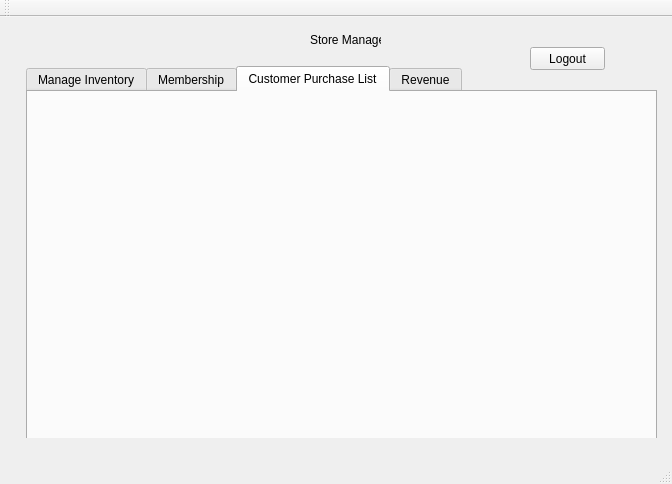
Above: BulkClub-Riley-master/mainwindow.ui from rwebber1/BulkClub-Riley before the change. Below: the same form after it.
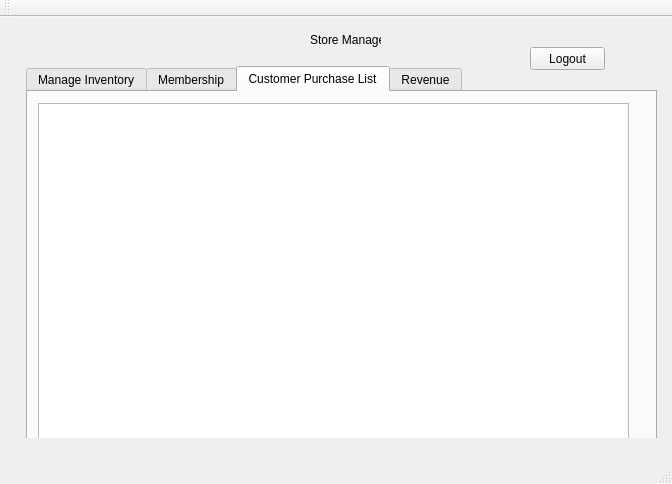
That is the form after the change. The open tabs and pages were chosen to show the change.

Commit message:
Customer Purchase
Worked a little more on purchase

```diff
--- a/BulkClub-Riley-master/mainwindow.ui
+++ b/BulkClub-Riley-master/mainwindow.ui
@@ -194,6 +194,16 @@
        <attribute name="title">
         <string>Customer Purchase List</string>
        </attribute>
+       <widget class="QTableView" name="tableView_Customer">
+        <property name="geometry">
+         <rect>
+          <x>10</x>
+          <y>11</y>
+          <width>591</width>
+          <height>351</height>
+         </rect>
+        </property>
+       </widget>
       </widget>
       <widget class="QWidget" name="tab_2">
        <attribute name="title">
```
Left out of the diff: 4 changed lines with no effect on the pictures. The commit also changes 12 other files.
